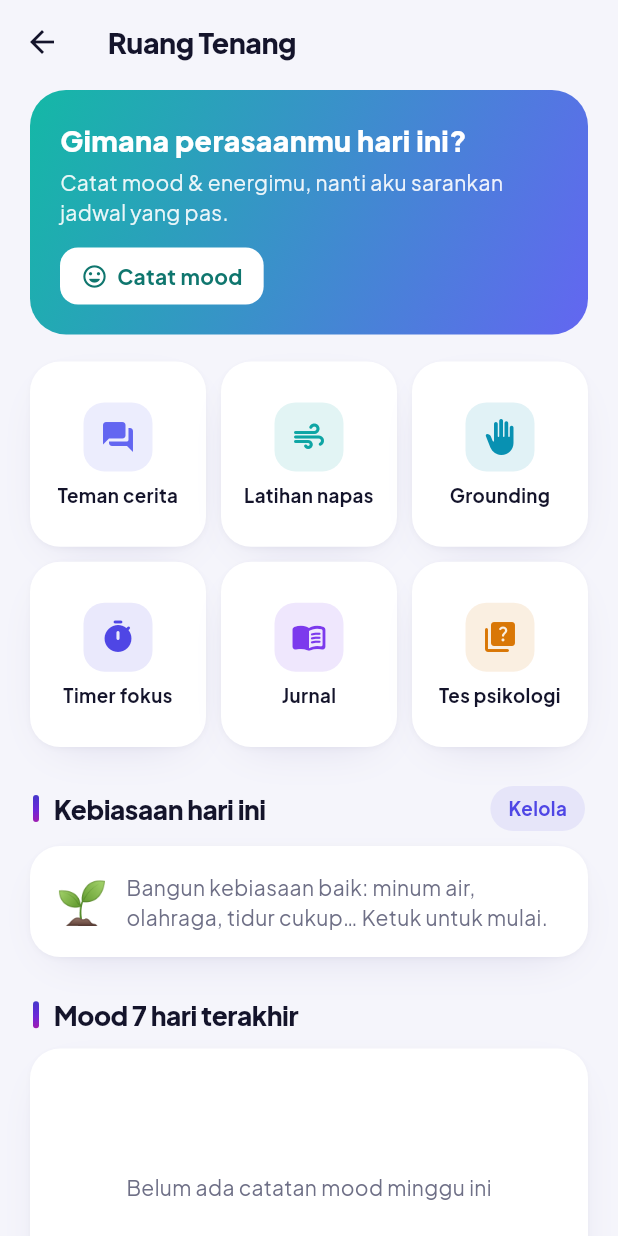
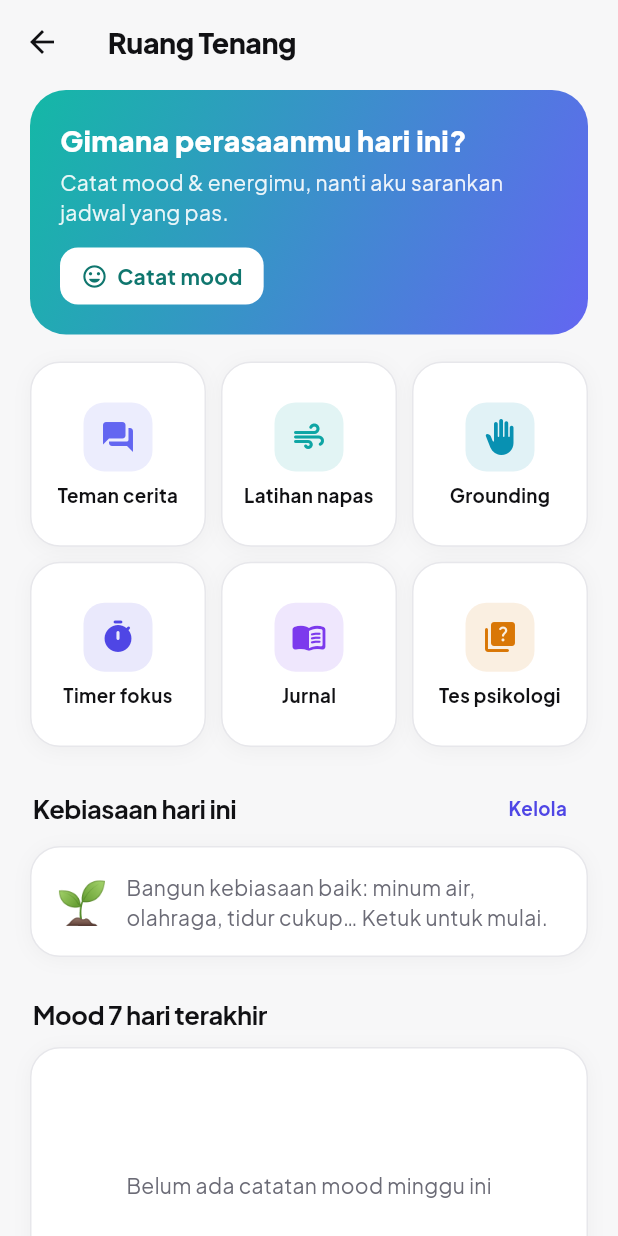
Before and after one commit to scameer42-droid/ingetzeon, a Flutter app: the screen it shows after launch, item 5 of the bottom bar chosen, scrolled down 1728 dp, after a tap on "Kalori & Diet", after a tap on "Ruang Tenang", on a phone screen of 412 x 824 dp. Run offline on Flutter 3.47's test engine with Material 3 defaults, Android fonts, the phone set to English and light mode, and no system bars; our stand-ins replace barcode_widget, fl_chart, flutter_local_notifications, flutter_riverpod, flutter_secure_storage, flutter_tts and 11 more; missing offline and left inert: mobile_scanner; accounts and stored records are empty; statements that could not run were skipped.

Commit message:
Desain minimalis putih (APK & web): latar polos, kartu putih bergaris tipis, sedikit warna
Co-Authored-By: Claude Opus 5.5 <noreply@anthropic.com>
Claude-Session: https://claude.ai/code/session_015TuBiXJdxGbh19vDDeuh4h

```diff
--- a/lib/core/theme/app_colors.dart
+++ b/lib/core/theme/app_colors.dart
@@ -10,42 +10,33 @@ class AppColors {
   static const pink = Color(0xFFE5484D); // merah untuk hapus / terlewat
   static const peach = Color(0xFFD97706);
 
-  static const bgLight = Color(0xFFF5F5FB);
-  static const bgDark = Color(0xFF0C0D1A);
+  static const bgLight = Color(0xFFF7F7F8);
+  static const bgDark = Color(0xFF0F0F11);
   static const cardLight = Colors.white;
-  static const cardDark = Color(0xFF181A2E);
-  static const card2Light = Color(0xFFF1F2F8);
-  static const card2Dark = Color(0xFF22243A);
-  static const lineLight = Color(0xFFE8E9F2);
-  static const lineDark = Color(0xFF2B2D45);
-  static const inkLight = Color(0xFF14142B);
-  static const inkDark = Color(0xFFF1F1FA);
-  static const mutedLight = Color(0xFF6E6F86);
-  static const mutedDark = Color(0xFFA4A6C0);
-  static const faintLight = Color(0xFFA3A4B8);
-  static const faintDark = Color(0xFF686A86);
+  static const cardDark = Color(0xFF18181B);
+  static const card2Light = Color(0xFFF2F2F4);
+  static const card2Dark = Color(0xFF222226);
+  static const lineLight = Color(0xFFE7E7EB);
+  static const lineDark = Color(0xFF2A2A2F);
+  static const inkLight = Color(0xFF111114);
+  static const inkDark = Color(0xFFF4F4F5);
+  static const mutedLight = Color(0xFF6B6B76);
+  static const mutedDark = Color(0xFFA1A1AA);
+  static const faintLight = Color(0xFFA1A1AA);
+  static const faintDark = Color(0xFF6B6B74);
 
   static const magenta = Color(0xFFC026D3);
   static const sky = Color(0xFF0EA5E9);
 
-  /// Gradasi nila → ungu untuk elemen utama.
-  static const gradient = LinearGradient(begin: Alignment.topLeft, end: Alignment.bottomRight, colors: [primary, violetMid]);
+  /// Gaya minimalis: warna aksen polos (tanpa gradasi mencolok).
+  static const gradient = LinearGradient(colors: [primary, primary]);
 
-  /// Gradasi "aurora" untuk kartu utama: nila → ungu → magenta.
-  static const aurora = LinearGradient(
-    begin: Alignment.topLeft,
-    end: Alignment.bottomRight,
-    colors: [Color(0xFF4338CA), Color(0xFF6D28D9), Color(0xFFA21CAF)],
-    stops: [0, .55, 1],
-  );
+  /// Kartu utama: gelap polos yang tenang.
+  static const aurora = LinearGradient(begin: Alignment.topLeft, end: Alignment.bottomRight, colors: [Color(0xFF18181B), Color(0xFF27272A)]);
   static const meshBase = aurora;
 
-  /// Gradasi lembut dari satu warna (untuk ikon menu berwarna).
-  static LinearGradient tint(Color c) => LinearGradient(
-        begin: Alignment.topLeft,
-        end: Alignment.bottomRight,
-        colors: [Color.lerp(c, Colors.white, .18)!, Color.lerp(c, Colors.black, .12)!],
-      );
+  /// Latar ikon: warna sangat lembut.
+  static LinearGradient tint(Color c) => LinearGradient(colors: [c.withValues(alpha: .1), c.withValues(alpha: .1)]);
 }
 
 /// Akses cepat warna sesuai tema terang/gelap.
@@ -59,20 +50,15 @@ extension ThemeX on BuildContext {
   Color get line => isDark ? AppColors.lineDark : AppColors.lineLight;
   Color get bg => isDark ? AppColors.bgDark : AppColors.bgLight;
   Color get glass => card;
-  Color get glassLine => isDark ? line : Colors.transparent;
+  Color get glassLine => line;
 
   List<BoxShadow> get softShadow => isDark
       ? const []
-      : [
-          BoxShadow(color: const Color(0xFF14143C).withValues(alpha: .035), blurRadius: 2, offset: const Offset(0, 1)),
-          BoxShadow(color: const Color(0xFF3B2F8F).withValues(alpha: .14), blurRadius: 24, offset: const Offset(0, 10), spreadRadius: -12),
-        ];
+      : [BoxShadow(color: const Color(0xFF111114).withValues(alpha: .04), blurRadius: 10, offset: const Offset(0, 2))];
 
-  /// Bayangan berwarna untuk kartu/ikon bergradasi.
-  List<BoxShadow> colorShadow(Color c, {double strength = .35}) => isDark
-      ? const []
-      : [BoxShadow(color: c.withValues(alpha: strength), blurRadius: 18, offset: const Offset(0, 8), spreadRadius: -8)];
+  /// Bayangan berwarna dimatikan di gaya minimalis.
+  List<BoxShadow> colorShadow(Color c, {double strength = .35}) => const [];
 
   List<BoxShadow> get glowShadow =>
-      [BoxShadow(color: AppColors.primary.withValues(alpha: .35), blurRadius: 18, offset: const Offset(0, 8), spreadRadius: -8)];
+      [BoxShadow(color: AppColors.primary.withValues(alpha: .18), blurRadius: 12, offset: const Offset(0, 4), spreadRadius: -6)];
 }
--- a/lib/presentation/screens/home_screen.dart
+++ b/lib/presentation/screens/home_screen.dart
@@ -85,10 +85,7 @@ class HomeScreen extends ConsumerWidget {
                   ),
                   const SizedBox(height: 10),
                   Text('${greeting(now)},', style: accentFont(size: 26, color: context.ink)),
-                  ShaderMask(
-                    shaderCallback: (r) => AppColors.aurora.createShader(r),
-                    child: Text('${name.isEmpty ? tr('Kamu') : name} 👋', translate: false, style: accentFont(size: 26, color: Colors.white)),
-                  ),
+                  Text('${name.isEmpty ? tr('Kamu') : name} 👋', translate: false, style: accentFont(size: 26, color: context.muted)),
                 ]),
               ),
               Column(children: [
@@ -96,7 +93,7 @@ class HomeScreen extends ConsumerWidget {
                   onTap: () => onGoTo(3),
                   child: Container(
                     padding: const EdgeInsets.all(2.5),
-                    decoration: const BoxDecoration(shape: BoxShape.circle, gradient: AppColors.aurora),
+                    decoration: BoxDecoration(shape: BoxShape.circle, color: context.line),
                     child: Container(
                       padding: const EdgeInsets.all(2),
                       decoration: BoxDecoration(shape: BoxShape.circle, color: context.bg),
@@ -257,14 +254,10 @@ class _AskBar extends StatelessWidget {
   @override
   Widget build(BuildContext context) {
     return Container(
-      padding: const EdgeInsets.all(1.6),
+      padding: const EdgeInsets.all(1),
       decoration: BoxDecoration(
-        borderRadius: BorderRadius.circular(20),
-        gradient: LinearGradient(colors: [
-          AppColors.primary.withValues(alpha: .55),
-          AppColors.magenta.withValues(alpha: .45),
-          AppColors.sky.withValues(alpha: .45),
-        ]),
+        borderRadius: BorderRadius.circular(19),
+        color: context.line,
         boxShadow: context.softShadow,
       ),
       child: Material(
@@ -276,16 +269,13 @@ class _AskBar extends StatelessWidget {
           child: Padding(
             padding: const EdgeInsets.fromLTRB(14, 10, 10, 10),
             child: Row(children: [
-              ShaderMask(
-                shaderCallback: (r) => AppColors.aurora.createShader(r),
-                child: const Icon(Icons.auto_awesome_rounded, color: Colors.white, size: 22),
-              ),
+              Icon(Icons.auto_awesome_rounded, color: context.muted, size: 21),
               const SizedBox(width: 12),
               Expanded(child: Text('Ketik atau ucapkan pengingat…', maxLines: 1, overflow: TextOverflow.ellipsis, style: TextStyle(color: context.muted, fontSize: 14))),
               Container(
                 width: 40,
                 height: 40,
-                decoration: BoxDecoration(gradient: AppColors.aurora, borderRadius: BorderRadius.circular(13), boxShadow: context.colorShadow(AppColors.violetMid)),
+                decoration: BoxDecoration(color: AppColors.primary, borderRadius: BorderRadius.circular(12)),
                 child: const Icon(Icons.mic_rounded, color: Colors.white, size: 21),
               ),
             ]),
@@ -329,51 +319,27 @@ class _TranslateBanner extends StatelessWidget {
 
   @override
   Widget build(BuildContext context) {
-    return Container(
-      decoration: BoxDecoration(
-        gradient: kTrGradient,
-        borderRadius: BorderRadius.circular(22),
-        boxShadow: context.colorShadow(kTrColor, strength: .4),
-      ),
-      clipBehavior: Clip.antiAlias,
-      child: Material(
-        type: MaterialType.transparency,
-        child: InkWell(
+    return SoftCard(
+      radius: 20,
+      padding: const EdgeInsets.fromLTRB(14, 12, 12, 12),
       onTap: () => openTranslate(context),
-          child: Stack(children: [
-            Positioned(
-              right: -30,
-              top: -40,
-              child: Container(width: 130, height: 130, decoration: BoxDecoration(shape: BoxShape.circle, color: Colors.white.withValues(alpha: .1))),
-            ),
-            Padding(
-              padding: const EdgeInsets.fromLTRB(16, 14, 14, 14),
       child: Row(children: [
         Container(
-                  width: 48,
-                  height: 48,
-                  decoration: BoxDecoration(color: Colors.white.withValues(alpha: .2), borderRadius: BorderRadius.circular(15)),
-                  child: const Icon(Icons.translate_rounded, color: Colors.white, size: 26),
+          width: 46,
+          height: 46,
+          decoration: BoxDecoration(color: kTrColor.withValues(alpha: .1), borderRadius: BorderRadius.circular(14)),
+          child: const Icon(Icons.translate_rounded, color: kTrColor, size: 24),
         ),
         const SizedBox(width: 14),
-                const Expanded(
+        Expanded(
           child: Column(crossAxisAlignment: CrossAxisAlignment.start, children: [
-                    Text('Terjemah', style: TextStyle(color: Colors.white, fontSize: 16.5, fontWeight: FontWeight.w800)),
-                    SizedBox(height: 2),
-                    Text('🇮🇩 Indonesia ⇄ Inggris 🇬🇧 · ketik atau ucapkan', maxLines: 1, overflow: TextOverflow.ellipsis, style: TextStyle(color: Colors.white70, fontSize: 12.5, fontWeight: FontWeight.w500)),
+            const Text('Terjemah', style: TextStyle(fontSize: 15.5, fontWeight: FontWeight.w700)),
+            const SizedBox(height: 2),
+            Text('🇮🇩 Indonesia ⇄ Inggris 🇬🇧 · ketik atau ucapkan', maxLines: 1, overflow: TextOverflow.ellipsis, style: TextStyle(color: context.muted, fontSize: 12.5)),
           ]),
         ),
-                Container(
-                  width: 34,
-                  height: 34,
-                  decoration: const BoxDecoration(color: Colors.white, shape: BoxShape.circle),
-                  child: const Icon(Icons.arrow_forward_rounded, color: kTrColor, size: 19),
-                ),
+        Icon(Icons.chevron_right_rounded, color: context.faint),
       ]),
-            ),
-          ]),
-        ),
-      ),
     );
   }
 }
@@ -526,8 +492,8 @@ class _MenuCard extends ConsumerWidget {
                   Container(
                     width: 52,
                     height: 52,
-                    decoration: BoxDecoration(gradient: AppColors.tint(m.color), borderRadius: BorderRadius.circular(17), boxShadow: context.colorShadow(m.color, strength: .4)),
-                    child: Icon(m.icon, color: Colors.white, size: 25),
+                    decoration: BoxDecoration(color: m.color.withValues(alpha: context.isDark ? .16 : .08), borderRadius: BorderRadius.circular(16)),
+                    child: Icon(m.icon, color: m.color, size: 24),
                   ),
                   if (m.badge > 0)
                     Positioned(
@@ -542,7 +508,7 @@ class _MenuCard extends ConsumerWidget {
                     ),
                 ]),
                 const SizedBox(height: 8),
-                Text(m.label, maxLines: 2, textAlign: TextAlign.center, style: const TextStyle(fontSize: 12, fontWeight: FontWeight.w700, height: 1.2)),
+                Text(m.label, maxLines: 2, textAlign: TextAlign.center, style: const TextStyle(fontSize: 12, fontWeight: FontWeight.w600, height: 1.2)),
               ]),
             ),
         ],
@@ -722,14 +688,13 @@ class _SumCard extends StatelessWidget {
         radius: 22,
         padding: const EdgeInsets.all(14),
         onTap: onTap,
-        color: Color.alphaBlend(color.withValues(alpha: context.isDark ? .12 : .06), context.card),
         child: Column(crossAxisAlignment: CrossAxisAlignment.start, children: [
           Row(children: [
             Container(
               width: 28,
               height: 28,
-              decoration: BoxDecoration(gradient: AppColors.tint(color), borderRadius: BorderRadius.circular(10)),
-              child: Icon(icon, size: 16, color: Colors.white),
+              decoration: BoxDecoration(color: color.withValues(alpha: .1), borderRadius: BorderRadius.circular(9)),
+              child: Icon(icon, size: 16, color: color),
             ),
             const SizedBox(width: 7),
             Expanded(child: Text(head, maxLines: 1, overflow: TextOverflow.ellipsis, style: TextStyle(fontSize: 12, fontWeight: FontWeight.w700, color: context.muted))),
--- a/lib/presentation/screens/main_shell.dart
+++ b/lib/presentation/screens/main_shell.dart
@@ -174,12 +174,9 @@ class _MainShellState extends ConsumerState<MainShell> with WidgetsBindingObserv
       bottomNavigationBar: SafeArea(
         top: false,
         child: Container(
-          margin: const EdgeInsets.fromLTRB(14, 0, 14, 10),
           decoration: BoxDecoration(
             color: context.card,
-            borderRadius: BorderRadius.circular(26),
-            border: Border.all(color: context.isDark ? context.line : Colors.white),
-            boxShadow: [BoxShadow(color: const Color(0xFF3B2F8F).withValues(alpha: context.isDark ? .4 : .18), blurRadius: 30, offset: const Offset(0, 12), spreadRadius: -10)],
+            border: Border(top: BorderSide(color: context.line)),
           ),
           child: SizedBox(
             height: 64,
@@ -229,8 +226,8 @@ class _NavItem extends StatelessWidget {
             AnimatedContainer(
               duration: const Duration(milliseconds: 200),
               padding: const EdgeInsets.symmetric(horizontal: 14, vertical: 4),
-              decoration: BoxDecoration(gradient: active ? AppColors.gradient : null, borderRadius: BorderRadius.circular(12)),
-              child: Icon(icon, color: active ? Colors.white : color, size: 22),
+              decoration: BoxDecoration(color: active ? AppColors.primary.withValues(alpha: context.isDark ? .2 : .08) : null, borderRadius: BorderRadius.circular(12)),
+              child: Icon(icon, color: color, size: 22),
             ),
             const SizedBox(height: 2),
             Text(label, style: TextStyle(fontSize: 11, color: color, fontWeight: active ? FontWeight.w600 : FontWeight.w500)),
@@ -251,10 +248,10 @@ class _GradientFab extends StatelessWidget {
       width: 60,
       height: 60,
       decoration: BoxDecoration(
-        gradient: AppColors.aurora,
-        borderRadius: BorderRadius.circular(22),
-        border: Border.all(color: Colors.white.withValues(alpha: .9), width: 3),
-        boxShadow: [BoxShadow(color: AppColors.violetMid.withValues(alpha: .5), blurRadius: 20, offset: const Offset(0, 10), spreadRadius: -6)],
+        color: AppColors.primary,
+        borderRadius: BorderRadius.circular(20),
+        border: Border.all(color: context.bg, width: 4),
+        boxShadow: [BoxShadow(color: AppColors.primary.withValues(alpha: .3), blurRadius: 14, offset: const Offset(0, 6), spreadRadius: -6)],
       ),
       child: Material(
         type: MaterialType.transparency,
--- a/lib/presentation/widgets/common.dart
+++ b/lib/presentation/widgets/common.dart
@@ -72,18 +72,12 @@ class SectionHeader extends StatelessWidget {
       padding: const EdgeInsets.fromLTRB(2, 26, 2, 10),
       child: Row(
         children: [
-          Container(
-            width: 4,
-            height: 18,
-            margin: const EdgeInsets.only(right: 10),
-            decoration: BoxDecoration(gradient: AppColors.aurora, borderRadius: BorderRadius.circular(4)),
-          ),
           Expanded(
-            child: Text(title, style: TextStyle(fontSize: 17.5, fontWeight: FontWeight.w800, letterSpacing: -.3, color: context.ink)),
+            child: Text(title, style: TextStyle(fontSize: 17, fontWeight: FontWeight.w700, letterSpacing: -.3, color: context.ink)),
           ),
           if (action != null)
             Material(
-              color: AppColors.primary.withValues(alpha: context.isDark ? .2 : .09),
+              color: Colors.transparent,
               borderRadius: BorderRadius.circular(99),
               child: InkWell(
                 borderRadius: BorderRadius.circular(99),
@@ -114,20 +108,20 @@ class GradientButton extends StatelessWidget {
       height: height,
       decoration: BoxDecoration(
         gradient: onPressed == null ? LinearGradient(colors: [context.faint, context.faint]) : AppColors.gradient,
-        borderRadius: BorderRadius.circular(16),
-        boxShadow: onPressed == null ? null : [BoxShadow(color: AppColors.primary.withValues(alpha: .45), blurRadius: 22, offset: const Offset(0, 12), spreadRadius: -12)],
+        borderRadius: BorderRadius.circular(14),
+        boxShadow: null,
       ),
       child: Material(
         type: MaterialType.transparency,
         child: InkWell(
-          borderRadius: BorderRadius.circular(16),
+          borderRadius: BorderRadius.circular(14),
           onTap: onPressed,
           child: Center(
             child: Row(
               mainAxisSize: MainAxisSize.min,
               children: [
                 if (icon != null) ...[Icon(icon, color: Colors.white, size: 20), const SizedBox(width: 8)],
-                Flexible(child: Text(label, maxLines: 1, overflow: TextOverflow.ellipsis, style: const TextStyle(color: Colors.white, fontWeight: FontWeight.w700, fontSize: 15))),
+                Flexible(child: Text(label, maxLines: 1, overflow: TextOverflow.ellipsis, style: const TextStyle(color: Colors.white, fontWeight: FontWeight.w600, fontSize: 15))),
               ],
             ),
           ),
@@ -296,39 +290,18 @@ TextStyle accentFont({double size = 24, Color? color, FontWeight weight = FontWe
     ? GoogleFonts.plusJakartaSans(fontSize: size, fontWeight: weight, color: color, height: 1.2, letterSpacing: -.5)
     : TextStyle(fontSize: size, fontWeight: weight, color: color, height: 1.2, letterSpacing: -.5);
 
-/// Latar dengan cahaya "aurora" lembut di bagian atas.
+/// Latar polos putih bersih.
 class AestheticBackground extends StatelessWidget {
   const AestheticBackground({super.key, required this.child});
   final Widget child;
 
   @override
-  Widget build(BuildContext context) {
-    final dark = context.isDark;
-    Widget glow(Color c, double size, double a) => IgnorePointer(
-          child: Container(
-            width: size,
-            height: size,
-            decoration: BoxDecoration(
-              shape: BoxShape.circle,
-              gradient: RadialGradient(colors: [c.withValues(alpha: a), c.withValues(alpha: 0)]),
-            ),
-          ),
-        );
-    return ColoredBox(
-      color: context.bg,
-      child: Stack(children: [
-        Positioned(top: -140, left: -120, child: glow(AppColors.primary, 380, dark ? .22 : .13)),
-        Positioned(top: -80, right: -140, child: glow(AppColors.magenta, 340, dark ? .16 : .10)),
-        Positioned(top: 160, left: 80, child: glow(AppColors.sky, 260, dark ? .08 : .06)),
-        Positioned.fill(child: child),
-      ]),
-    );
-  }
+  Widget build(BuildContext context) => ColoredBox(color: context.bg, child: child);
 }
 
 /// Kartu utama bergradasi nila → ungu dengan ornamen lingkaran halus.
 class MeshCard extends StatelessWidget {
-  const MeshCard({super.key, required this.child, this.radius = 24, this.padding = const EdgeInsets.all(20)});
+  const MeshCard({super.key, required this.child, this.radius = 22, this.padding = const EdgeInsets.all(20)});
   final Widget child;
   final double radius;
   final EdgeInsetsGeometry padding;
@@ -340,38 +313,11 @@ class MeshCard extends StatelessWidget {
       decoration: BoxDecoration(
         gradient: AppColors.aurora,
         borderRadius: BorderRadius.circular(radius),
-        boxShadow: [BoxShadow(color: AppColors.violetMid.withValues(alpha: .45), blurRadius: 34, offset: const Offset(0, 18), spreadRadius: -14)],
+        border: context.isDark ? Border.all(color: context.line) : null,
+        boxShadow: context.isDark ? null : [BoxShadow(color: Colors.black.withValues(alpha: .12), blurRadius: 18, offset: const Offset(0, 8), spreadRadius: -8)],
       ),
-      clipBehavior: Clip.antiAlias,
-      child: Stack(children: [
-        Positioned(
-          right: -70,
-          top: -90,
-          child: Container(
-            width: 220,
-            height: 220,
-            decoration: BoxDecoration(shape: BoxShape.circle, border: Border.all(color: Colors.white.withValues(alpha: .09), width: 34)),
-          ),
-        ),
-        Positioned(
-          left: -60,
-          bottom: -80,
-          child: Container(
-            width: 200,
-            height: 200,
-            decoration: BoxDecoration(
-              shape: BoxShape.circle,
-              gradient: RadialGradient(colors: [const Color(0xFF38BDF8).withValues(alpha: .35), const Color(0xFF38BDF8).withValues(alpha: 0)]),
-            ),
-          ),
-        ),
-        Positioned(
-          right: 30,
-          bottom: -60,
-          child: Container(width: 120, height: 120, decoration: BoxDecoration(shape: BoxShape.circle, color: Colors.white.withValues(alpha: .07))),
-        ),
-        Padding(padding: padding, child: child),
-      ]),
+      padding: padding,
+      child: child,
     );
   }
 }
```
Also changed, not shown: lib/presentation/screens/translate_screen.dart (+22 -24 lines), 2 other files. Lines whose indentation alone changed are shown as unchanged.
